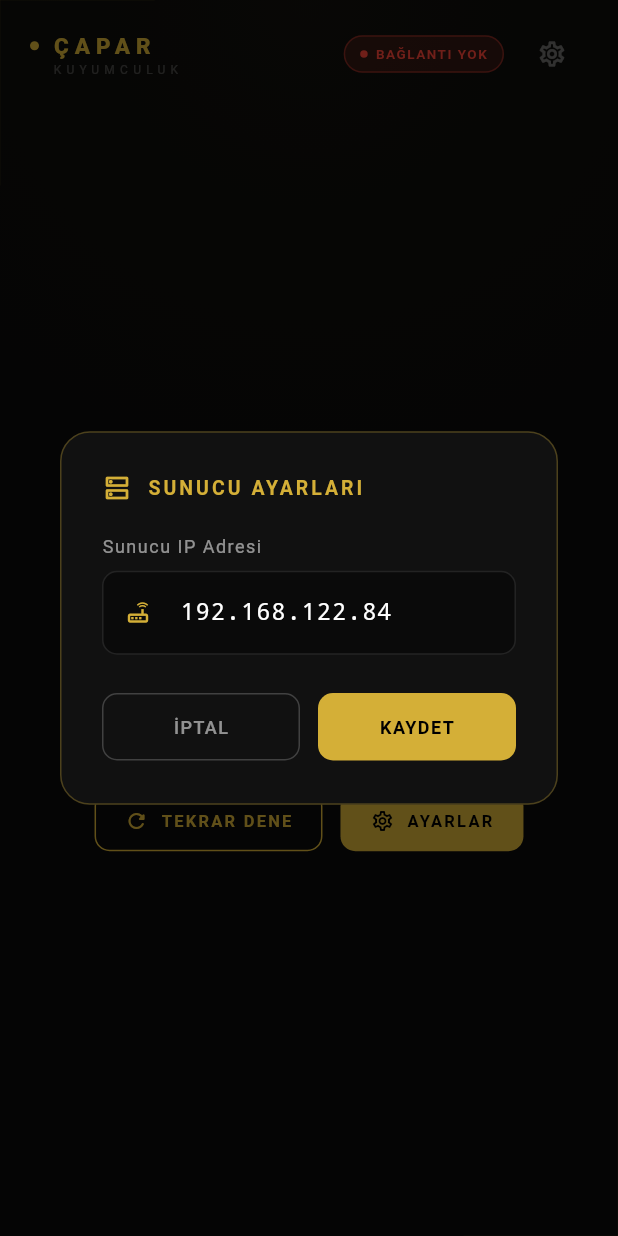
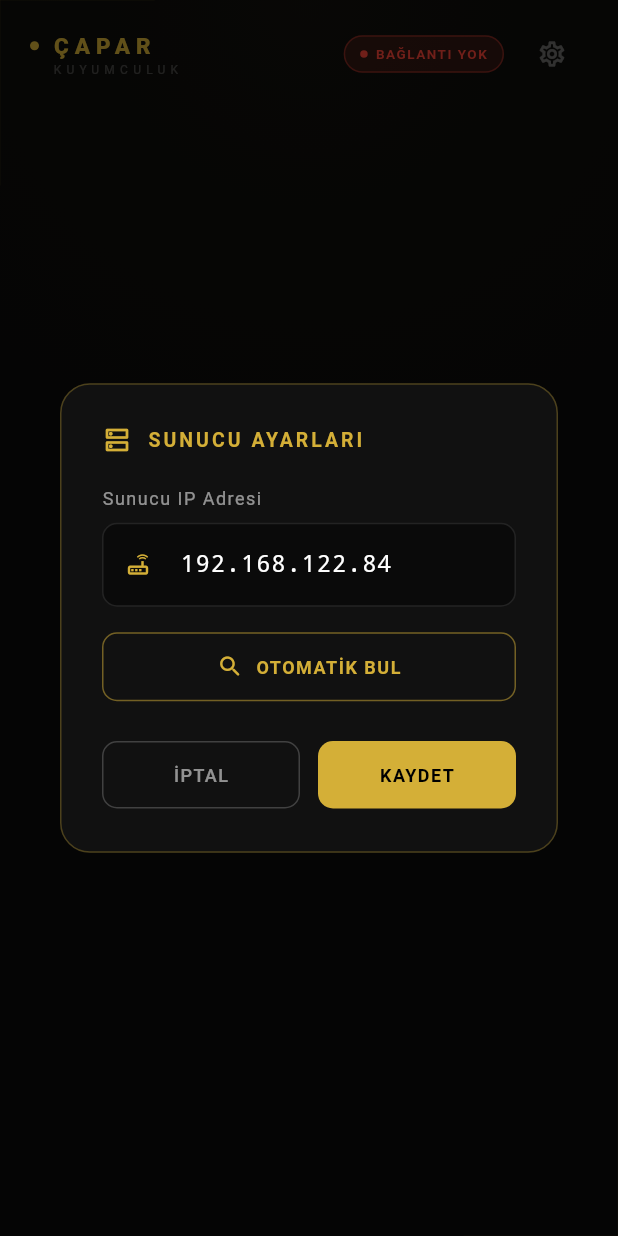
Before and after one commit to bidirabinizz/kuyumcu-seslisistem, a Flutter app: the screen it shows after launch, after a tap on the "settings" icon, on a phone screen of 412 x 824 dp. Run offline on Flutter 3.47's test engine with Material 3 defaults, Android fonts, the light colour scheme and no system bars; our stand-ins replace audioplayers, shared_preferences; missing offline and left inert: record; network calls fail.

Commit message:
Sistem güncellemesi

```diff
--- a/kuyumcu_sesli_sistem/lib/main.dart
+++ b/kuyumcu_sesli_sistem/lib/main.dart
@@ -301,13 +301,14 @@ void initState() {
 
   // ─── IP Ayarları ──────────────────────────────────────────────────────────
   void _ipAyarlari() {
-  // 1. ADIM: Mevcut IP'yi güvenli bir şekilde çek (split yerine RegExp)
     final currentIp = RegExp(r"\d+\.\d+\.\d+\.\d+").stringMatch(AppConfig.apiBase) ?? "";
     final controller = TextEditingController(text: currentIp);
+    bool isSearching = false;
 
     showDialog(
       context: context,
-    builder: (context) => Dialog(
+      builder: (context) => StatefulBuilder(
+        builder: (context, setDialogState) => Dialog(
           backgroundColor: const Color(0xFF111111),
           shape: RoundedRectangleBorder(
             borderRadius: BorderRadius.circular(20),
@@ -342,7 +343,6 @@ void initState() {
                 const SizedBox(height: 8),
                 TextField(
                   controller: controller,
-              // 2. ADIM: Sadece rakam ve nokta girişi için klavyeyi ayarla
                   keyboardType: const TextInputType.numberWithOptions(decimal: true),
                   style: const TextStyle(color: Colors.white, fontFamily: 'monospace'),
                   decoration: InputDecoration(
@@ -365,6 +365,52 @@ void initState() {
                     prefixIcon: const Icon(Icons.router_outlined, color: Color(0xFFD4AF37), size: 18),
                   ),
                 ),
+                const SizedBox(height: 16),
+                // Otomatik Bul Butonu
+                SizedBox(
+                  width: double.infinity,
+                  child: OutlinedButton.icon(
+                    onPressed: isSearching
+                        ? null
+                        : () async {
+                            setDialogState(() => isSearching = true);
+                            final ip = await AppConfig.otomatikIpBul();
+                            if (context.mounted) {
+                              setDialogState(() => isSearching = false);
+                              if (ip != null) {
+                                controller.text = ip;
+                                _showSnack("Sunucu bulundu: $ip");
+                              } else {
+                                _showSnack("Sunucu bulunamadı, IP'yi manuel girin.");
+                              }
+                            }
+                          },
+                    style: OutlinedButton.styleFrom(
+                      side: BorderSide(color: const Color(0xFFD4AF37).withOpacity(0.5)),
+                      shape: RoundedRectangleBorder(borderRadius: BorderRadius.circular(10)),
+                      padding: const EdgeInsets.symmetric(vertical: 14),
+                    ),
+                    icon: isSearching
+                        ? const SizedBox(
+                            width: 16,
+                            height: 16,
+                            child: CircularProgressIndicator(
+                              strokeWidth: 2,
+                              color: Color(0xFFD4AF37),
+                            ),
+                          )
+                        : const Icon(Icons.search_rounded, color: Color(0xFFD4AF37), size: 18),
+                    label: Text(
+                      isSearching ? "ARANIYOR..." : "OTOMATİK BUL",
+                      style: const TextStyle(
+                        color: Color(0xFFD4AF37),
+                        letterSpacing: 1,
+                        fontSize: 12,
+                        fontWeight: FontWeight.bold,
+                      ),
+                    ),
+                  ),
+                ),
                 const SizedBox(height: 24),
                 Row(
                   children: [
@@ -384,7 +430,6 @@ void initState() {
                       child: ElevatedButton(
                         onPressed: () async {
                           final input = controller.text.trim();
-                      // 3. ADIM: Kaydetmeden önce formatı kontrol et (RegExp doğrulama)
                           if (RegExp(r"^\d{1,3}\.\d{1,3}\.\d{1,3}\.\d{1,3}$").hasMatch(input)) {
                             await AppConfig.setHost(input);
                             if (mounted) {
@@ -392,7 +437,6 @@ void initState() {
                               _personelleriGetir();
                             }
                           } else {
-                        // Geçersiz format girilirse uyar
                             _showSnack("Lütfen geçerli bir IP adresi girin (Örn: 192.168.1.10)");
                           }
                         },
@@ -409,6 +453,7 @@ void initState() {
                   ],
                 ),
               ],
+            ),
           ),
         ),
       ),
--- a/kuyumcu_sesli_sistem/lib/voice_service.dart
+++ b/kuyumcu_sesli_sistem/lib/voice_service.dart
@@ -37,7 +37,7 @@ class IslemPreview {
       miktar:    (j['miktar']   ?? j['brut_miktar'] ?? 0).toDouble(),
       adet:      (j['adet']     ?? 1).toInt(),
       odemeTipi: j['odeme_tipi'] ?? 'NAKIT',
-      netHas:    (j['net_has']  ?? 0).toDouble(),
+      netHas:    (j['has'] ?? j['net_has_miktar'] ?? j['net_has'] ?? 0).toDouble(),
       uyari:     j['uyari'],
     );
   }
```
Also changed, not shown: kuyumcu_sesli_sistem/lib/config.dart (+56 -0 lines), 3 other files. Lines whose indentation alone changed are shown as unchanged.
